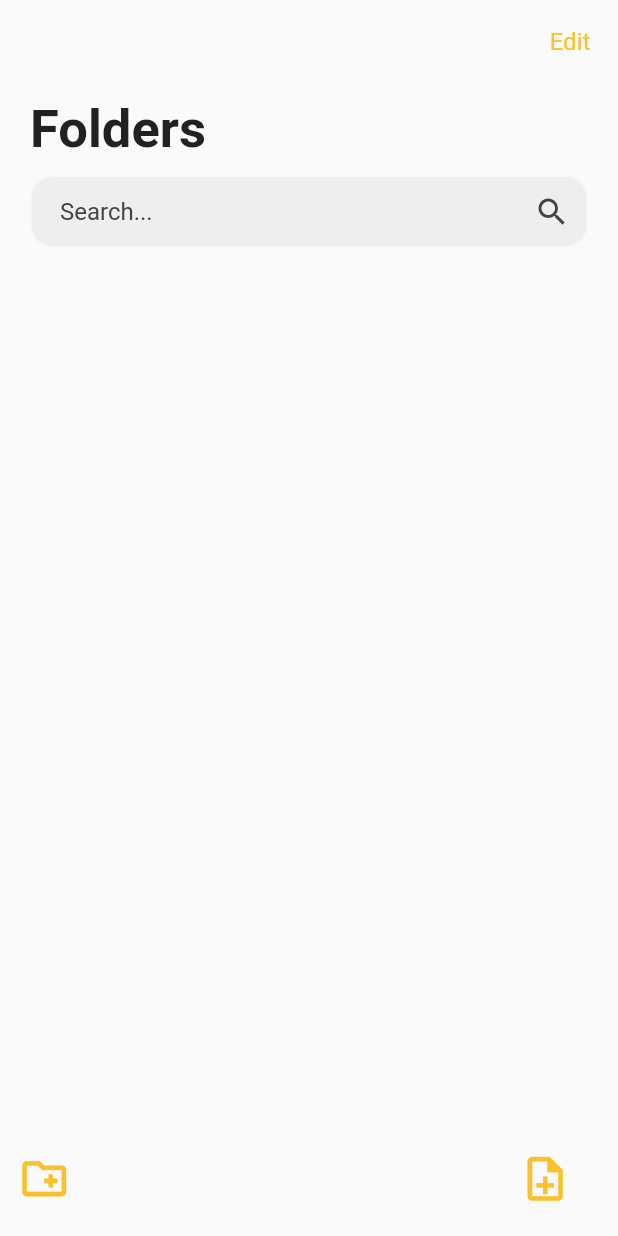
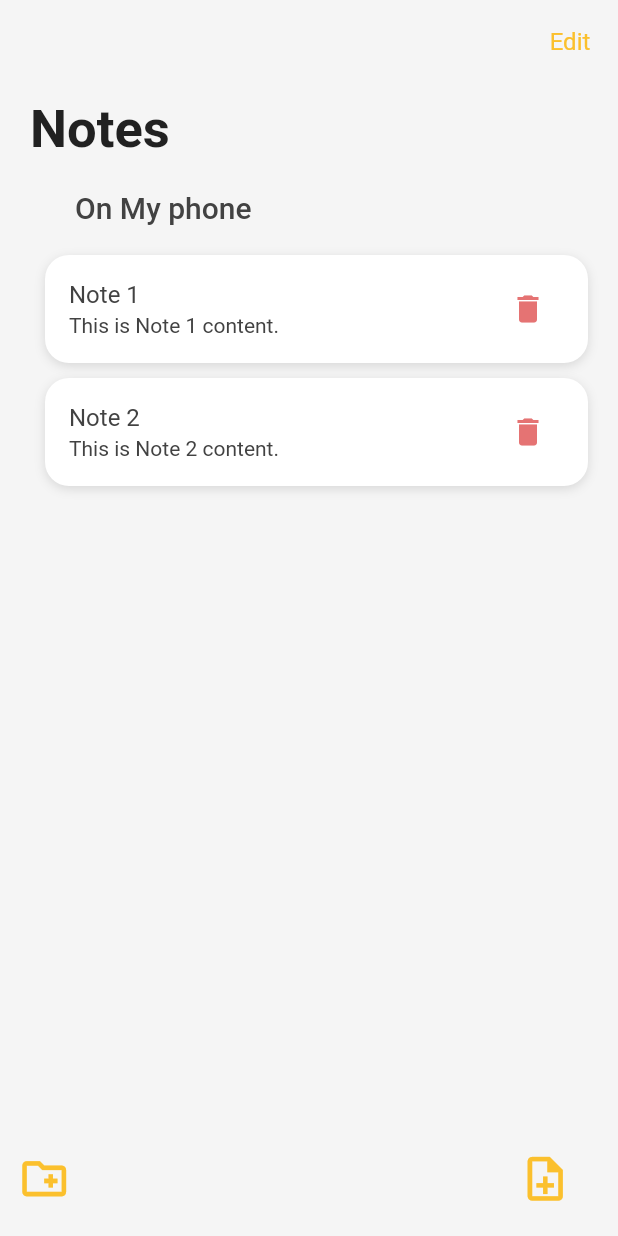
Before and after one commit to itssss-sweta/NoteAppReplica, a Flutter app: the screen it shows after launch, on a phone screen of 412 x 824 dp. Run offline on Flutter 3.47's test engine with Material 2 defaults, Android fonts, the light colour scheme and no system bars; our stand-ins replace image_picker.

```diff
--- a/lib/color palette/colors.dart
+++ b/lib/color palette/colors.dart
@@ -2,5 +2,7 @@ import 'package:flutter/material.dart';
 
 Color yellow1 = Colors.yellow.shade700;
 Color grey1 = Colors.grey.shade200;
-Color grey2 = Colors.grey.shade50;
+Color grey2 = Colors.grey.shade100;
 Color textColor = Colors.grey.shade800;
+Color hintTextColor = Colors.grey;
+Color containerColor = Colors.white;
--- a/lib/data/hive_db.dart
+++ /dev/null
@@ -1,62 +0,0 @@
-import 'package:hive/hive.dart';
-import 'package:hive_flutter/hive_flutter.dart';
-import '../model/note.dart';
-
-class HiveDatabase {
-  //reference our hive box\
-  final _myBox = Hive.box('note_database');
-
-  //load notes
-  List<Note> loadNotes() {
-    List<Note> savedNotesFormatted = [];
-
-    //if there exist notes, return that, otherwise return empty list
-    if (_myBox.get("ALL_NOTES") != null) {
-      List<dynamic> savedNotes = _myBox.get("ALL_NOTES");
-      for (int i = 0; i < savedNotes.length; i++) {
-        //create individual notes
-        Note individualNote = Note(
-            text: savedNotes[i][1],
-            id: savedNotes[i][0],
-            title: savedNotes[i][2]);
-
-        //add to list
-        savedNotesFormatted.add(individualNote);
-        // return savedNotesFormatted;
-      }
-    } else {
-      //default first note
-
-      savedNotesFormatted.add(Note(
-          id: 0,
-          text: 'Happy to share first note with you',
-          title: 'First Note'));
-    }
-    return savedNotesFormatted;
-  }
-
-  //save notes
-  void savedNotes(List<Note> allNotes) {
-    List<List<dynamic>> allNotesFormatted = [
-      /*
-
-      [
-        [0,"first note"],
-        [1,"second note"],
-        --
-
-      ]
-      */
-      //each note has an id and text
-    ];
-    for (var note in allNotes) {
-      int? id = note.id;
-      String? title = note.title;
-      String? text = note.text;
-      allNotesFormatted.add([id, title, text]);
-    }
-
-    //then store into hive
-    _myBox.put("ALL_NOTES", allNotesFormatted);
-  }
-}
--- a/lib/function/addnote.dart
+++ b/lib/function/addnote.dart
@@ -1,18 +1,16 @@
 import 'package:flutter/material.dart';
-import '../data/hive_db.dart';
 import '../model/note.dart';
 
 class NoteData extends ChangeNotifier {
-  //hive database
-
-  final db = HiveDatabase();
-
   //overall list of notes
   List<Note> allNotes = [];
 
   //initialize list
   void initializeNotes() {
-    allNotes = db.loadNotes();
+    allNotes = [
+      Note(id: 0, title: 'Note 1', text: 'This is Note 1 content.'),
+      Note(id: 1, title: 'Note 2', text: 'This is Note 2 content.'),
+    ];
   }
 
   void updateNoteTitle(Note note, String title) {
--- /dev/null
+++ b/lib/function/taskcolumn.dart
@@ -0,0 +1,56 @@
+import 'package:flutter/material.dart';
+import '../color palette/colors.dart';
+import '../model/note.dart';
+
+class TaskColumn extends StatelessWidget {
+  final Note notes;
+  final Function(Note) onDelete;
+  final VoidCallback onTap;
+
+  const TaskColumn(
+      {super.key,
+      required this.notes,
+      required this.onDelete,
+      required this.onTap});
+
+  @override
+  Widget build(BuildContext context) {
+    return Container(
+      margin: const EdgeInsets.only(bottom: 10, left: 10),
+      //padding: const EdgeInsets.all(10),
+      decoration: BoxDecoration(
+        color: containerColor,
+        borderRadius: BorderRadius.circular(16.0),
+        boxShadow: const [
+          BoxShadow(
+            color: Colors.black12,
+            blurRadius: 5.0,
+            offset: Offset(0, 2),
+          ),
+        ],
+      ),
+      child: Column(
+        children: [
+          ListTile(
+            title: Text(
+              notes.title,
+              style: TextStyle(color: textColor),
+            ),
+            subtitle: Text(
+              notes.text,
+              style: TextStyle(color: textColor),
+            ),
+            onTap: onTap,
+            trailing: IconButton(
+              onPressed: () => onDelete(notes),
+              icon: Icon(
+                Icons.delete,
+                color: Colors.red.shade300,
+              ),
+            ),
+          ),
+        ],
+      ),
+    );
+  }
+}
--- a/lib/model/note.dart
+++ b/lib/model/note.dart
@@ -1,11 +1,12 @@
 class Note {
-  String? text;
+  String text;
   int? id;
-  String? title;
+  String title;
+  String? imagePath;
 
-  Note({
-    required this.text,
-    required this.id,
-    required this.title,
-  });
+  Note(
+      {required this.text,
+      required this.id,
+      required this.title,
+      this.imagePath});
 }
--- a/lib/screen/home.dart
+++ b/lib/screen/home.dart
@@ -2,8 +2,9 @@ import 'package:flutter/material.dart';
 import '../color palette/colors.dart';
 import 'package:provider/provider.dart';
 import '../model/note.dart';
-import '../screen/addnote.dart';
+import '../function/addnote.dart';
 import '../screen/editing_note_page.dart';
+import '../function/taskcolumn.dart';
 
 class HomePage extends StatefulWidget {
   const HomePage({super.key});
@@ -13,7 +14,6 @@ class HomePage extends StatefulWidget {
 }
 
 class _HomePageState extends State<HomePage> {
-  bool showNewFolderOption = false;
   @override
   void initState() {
     super.initState();
@@ -21,7 +21,7 @@ class _HomePageState extends State<HomePage> {
     Provider.of<NoteData>(context, listen: false).initializeNotes();
   }
 
-  //create a neew note
+  //create a new note
   void createNewNote() {
     //create a new id
     int id = Provider.of<NoteData>(context, listen: false).getAllNotes().length;
@@ -38,8 +38,8 @@ class _HomePageState extends State<HomePage> {
   }
 
   //goto note editing page
-  void goToNotePage(Note note, bool isNewNote) {
-    Navigator.push(
+  void goToNotePage(Note note, bool isNewNote) async {
+    await Navigator.push(
       context,
       MaterialPageRoute(
         builder: (context) => EditingNotePage(
@@ -57,6 +57,8 @@ class _HomePageState extends State<HomePage> {
 
   @override
   Widget build(BuildContext context) {
+    final noteData = Provider.of<NoteData>(context);
+    final List<Note> allNotes = noteData.getAllNotes();
     return Scaffold(
       appBar: AppBar(
         elevation: 0,
@@ -81,7 +83,8 @@ class _HomePageState extends State<HomePage> {
           ),
         ],
       ),
-      body: Container(
+      body: Consumer<NoteData>(
+        builder: (context, value, child) => Container(
           color: grey2,
           padding:
               const EdgeInsets.only(top: 10, left: 20, right: 20, bottom: 20),
@@ -89,7 +92,7 @@ class _HomePageState extends State<HomePage> {
             crossAxisAlignment: CrossAxisAlignment.start,
             children: [
               Text(
-              'Folders',
+                'Notes',
                 style: TextStyle(
                   color: Colors.grey[900],
                   fontSize: 35,
@@ -99,45 +102,61 @@ class _HomePageState extends State<HomePage> {
               const SizedBox(
                 height: 10,
               ),
-            SizedBox(
-              height: 50,
-              child: TextField(
-                decoration: InputDecoration(
-                    hintText: 'Search...',
-                    hintStyle: TextStyle(
-                      color: textColor,
+              Container(
+                padding: const EdgeInsets.only(
+                    top: 10, left: 30, right: 20, bottom: 20),
+                child: Text(
+                  'On My phone',
+                  style: TextStyle(
+                      fontSize: 20,
+                      fontWeight: FontWeight.w500,
+                      color: textColor),
                 ),
-                    border: OutlineInputBorder(
-                      borderRadius: BorderRadius.circular(15),
               ),
-                    filled: true,
-                    fillColor: grey1,
-                    suffixIcon: Icon(
-                      Icons.search,
-                      color: textColor,
+              (value.getAllNotes().isEmpty)
+                  ? Padding(
+                      padding: const EdgeInsets.only(top: 200),
+                      child: Center(
+                        child: Text(
+                          'Empty List',
+                          style: TextStyle(
+                            color: Colors.grey[500],
+                            fontSize: 20,
                           ),
-                    contentPadding: const EdgeInsets.symmetric(horizontal: 20)),
+                        ),
+                      ),
+                    )
+                  : Expanded(
+                      child: SingleChildScrollView(
+                        physics: const AlwaysScrollableScrollPhysics(),
+                        child: ListView(
+                          shrinkWrap: true,
+                          physics: const NeverScrollableScrollPhysics(),
+                          children: [
+                            for (int i = 0; i < allNotes.length; i++)
+                              TaskColumn(
+                                notes: allNotes[i],
+                                onDelete: deleteNote,
+                                onTap: () => goToNotePage(allNotes[i], false),
+                              ),
+                          ],
+                        ),
                       ),
                     ),
             ],
           ),
         ),
-      floatingActionButton: Column(
-        mainAxisSize: MainAxisSize.min,
-        children: [
-          Row(
+      ),
+      floatingActionButton: Container(
+        margin: const EdgeInsets.only(top: 10),
+        color: grey2,
+        child: Row(
           mainAxisAlignment: MainAxisAlignment.spaceBetween,
           children: [
             Padding(
               padding: const EdgeInsets.only(left: 20),
               child: IconButton(
-                  onPressed: () {
-                    setState(
-                      () {
-                        showNewFolderOption = !showNewFolderOption;
-                      },
-                    );
-                  },
+                onPressed: () {},
                 icon: Icon(
                   Icons.create_new_folder_outlined,
                   size: 35,
@@ -158,17 +177,6 @@ class _HomePageState extends State<HomePage> {
             ),
           ],
         ),
-          Visibility(
-            visible: showNewFolderOption,
-            child: TextButton(
-              onPressed: () {},
-              child: Text(
-                'New Folder',
-                style: TextStyle(color: textColor),
-              ),
-            ),
-          ),
-        ],
       ),
     );
   }
--- a/pubspec.yaml
+++ b/pubspec.yaml
@@ -31,18 +31,19 @@ dependencies:
   flutter:
     sdk: flutter
   path_provider: ^2.0.2
+  image_picker: ^1.0.1
 
   # The following adds the Cupertino Icons font to your application.
   # Use with the CupertinoIcons class for iOS style icons.
   cupertino_icons: ^1.0.2
   provider:
-  flutter_quill: ^7.2.6
   hive: ^2.2.3
   hive_flutter: ^1.1.0
 
 dev_dependencies:
   flutter_test:
     sdk: flutter
+
 
   # The "flutter_lints" package below contains a set of recommended lints to
   # encourage good coding practices. The lint set provided by the package is
@@ -56,7 +57,6 @@ dev_dependencies:
 
 # The following section is specific to Flutter packages.
 flutter:
-
   # The following line ensures that the Material Icons font is
   # included with your application, so that you can use the icons in
   # the material Icons class.
```
Also changed, not shown: lib/function/button_press.dart (deleted, +0 -91 lines), lib/main.dart (+1 -8 lines), lib/screen/addnote.dart (deleted, +0 -63 lines), lib/screen/editing_note_page.dart (+135 -35 lines), pubspec.lock, 5 other files. Lines whose indentation alone changed are shown as unchanged.
